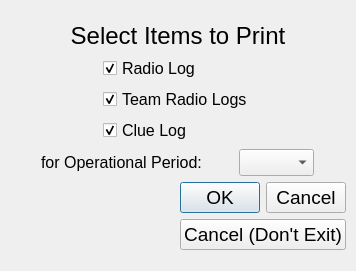
ncssar/radiolog, file designer/printDialog.ui: the form before one commit.
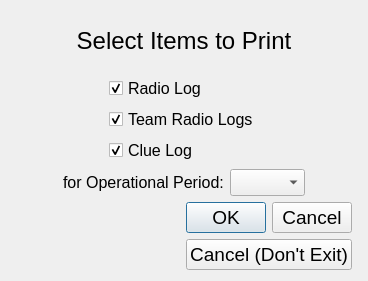
The form after the commit.

Commit message: splash and print dialog cleanup; config error message cleanup and logging; add radio2.ico to resouce catalog

```diff
--- a/designer/printDialog.ui
+++ b/designer/printDialog.ui
@@ -6,39 +6,39 @@
    <rect>
     <x>0</x>
     <y>0</y>
-    <width>356</width>
-    <height>271</height>
+    <width>368</width>
+    <height>281</height>
    </rect>
   </property>
   <property name="windowTitle">
    <string>Print</string>
   </property>
-  <widget class="QWidget" name="layoutWidget">
-   <property name="geometry">
-    <rect>
-     <x>10</x>
-     <y>0</y>
-     <width>336</width>
-     <height>272</height>
-    </rect>
-   </property>
-   <layout class="QGridLayout" name="gridLayout_2">
-    <item row="0" column="0">
-     <spacer name="verticalSpacer">
-      <property name="orientation">
-       <enum>Qt::Vertical</enum>
-      </property>
-      <property name="sizeHint" stdset="0">
-       <size>
-        <width>20</width>
-        <height>40</height>
-       </size>
-      </property>
-     </spacer>
-    </item>
-    <item row="2" column="0">
-     <layout class="QGridLayout" name="gridLayout">
-      <item row="1" column="2">
+  <layout class="QVBoxLayout" name="verticalLayout">
+   <item>
+    <layout class="QHBoxLayout" name="horizontalLayout_5">
+     <item>
+      <widget class="QLabel" name="label">
+       <property name="font">
+        <font>
+         <family>Segoe UI</family>
+         <pointsize>18</pointsize>
+         <weight>50</weight>
+         <bold>false</bold>
+        </font>
+       </property>
+       <property name="text">
+        <string>Select Items to Print</string>
+       </property>
+       <property name="alignment">
+        <set>Qt::AlignCenter</set>
+       </property>
+      </widget>
+     </item>
+    </layout>
+   </item>
+   <item>
+    <layout class="QHBoxLayout" name="horizontalLayout_4">
+     <item>
        <spacer name="horizontalSpacer">
         <property name="orientation">
          <enum>Qt::Horizontal</enum>
@@ -51,7 +51,9 @@
         </property>
        </spacer>
       </item>
-      <item row="0" column="1">
+     <item>
+      <layout class="QVBoxLayout" name="verticalLayout_3">
+       <item>
        <widget class="QCheckBox" name="radioLogField">
         <property name="font">
          <font>
@@ -73,29 +75,7 @@
         </property>
        </widget>
       </item>
-      <item row="2" column="1">
-       <widget class="QCheckBox" name="clueLogField">
-        <property name="font">
-         <font>
-          <family>Segoe UI</family>
-          <pointsize>12</pointsize>
-         </font>
-        </property>
-        <property name="text">
-         <string>Clue Log</string>
-        </property>
-        <property name="iconSize">
-         <size>
-          <width>20</width>
-          <height>20</height>
-         </size>
-        </property>
-        <property name="checked">
-         <bool>true</bool>
-        </property>
-       </widget>
-      </item>
-      <item row="1" column="1">
+       <item>
        <widget class="QCheckBox" name="teamRadioLogsField">
         <property name="font">
          <font>
@@ -117,7 +97,31 @@
         </property>
        </widget>
       </item>
-      <item row="1" column="0">
+       <item>
+        <widget class="QCheckBox" name="clueLogField">
+         <property name="font">
+          <font>
+           <family>Segoe UI</family>
+           <pointsize>12</pointsize>
+          </font>
+         </property>
+         <property name="text">
+          <string>Clue Log</string>
+         </property>
+         <property name="iconSize">
+          <size>
+           <width>20</width>
+           <height>20</height>
+          </size>
+         </property>
+         <property name="checked">
+          <bool>true</bool>
+         </property>
+        </widget>
+       </item>
+      </layout>
+     </item>
+     <item>
        <spacer name="horizontalSpacer_2">
         <property name="orientation">
          <enum>Qt::Horizontal</enum>
@@ -132,51 +136,21 @@
       </item>
      </layout>
     </item>
-    <item row="4" column="0">
-     <layout class="QHBoxLayout" name="horizontalLayout_2">
       <item>
-       <spacer name="horizontalSpacer_3">
-        <property name="orientation">
-         <enum>Qt::Horizontal</enum>
-        </property>
-        <property name="sizeHint" stdset="0">
-         <size>
-          <width>40</width>
-          <height>20</height>
-         </size>
-        </property>
-       </spacer>
-      </item>
-      <item>
-       <widget class="QDialogButtonBox" name="buttonBox">
-        <property name="font">
-         <font>
-          <family>Segoe UI</family>
-          <pointsize>14</pointsize>
-         </font>
-        </property>
-        <property name="standardButtons">
-         <set>QDialogButtonBox::Cancel|QDialogButtonBox::Ok</set>
-        </property>
-       </widget>
-      </item>
-     </layout>
-    </item>
-    <item row="6" column="0">
-     <spacer name="verticalSpacer_2">
-      <property name="orientation">
-       <enum>Qt::Vertical</enum>
-      </property>
-      <property name="sizeHint" stdset="0">
-       <size>
-        <width>20</width>
-        <height>40</height>
-       </size>
-      </property>
-     </spacer>
-    </item>
-    <item row="3" column="0">
      <layout class="QHBoxLayout" name="horizontalLayout">
+     <item>
+      <spacer name="horizontalSpacer_5">
+       <property name="orientation">
+        <enum>Qt::Horizontal</enum>
+       </property>
+       <property name="sizeHint" stdset="0">
+        <size>
+         <width>40</width>
+         <height>20</height>
+        </size>
+       </property>
+      </spacer>
+     </item>
       <item>
        <widget class="QLabel" name="label_2">
         <property name="sizePolicy">
@@ -199,11 +173,17 @@
       <item>
        <widget class="QComboBox" name="opPeriodComboBox">
         <property name="sizePolicy">
-         <sizepolicy hsizetype="Fixed" vsizetype="Fixed">
+        <sizepolicy hsizetype="Minimum" vsizetype="Fixed">
           <horstretch>0</horstretch>
           <verstretch>0</verstretch>
          </sizepolicy>
         </property>
+       <property name="minimumSize">
+        <size>
+         <width>50</width>
+         <height>0</height>
+        </size>
+       </property>
         <property name="maximumSize">
          <size>
           <width>75</width>
@@ -218,28 +198,69 @@
         </property>
        </widget>
       </item>
-     </layout>
-    </item>
-    <item row="1" column="0">
-     <widget class="QLabel" name="label">
+     <item>
+      <spacer name="horizontalSpacer_6">
+       <property name="orientation">
+        <enum>Qt::Horizontal</enum>
+       </property>
+       <property name="sizeHint" stdset="0">
+        <size>
+         <width>40</width>
+         <height>20</height>
+        </size>
+       </property>
+      </spacer>
+     </item>
+    </layout>
+   </item>
+   <item>
+    <layout class="QHBoxLayout" name="hLayout_buttonBox">
+     <item>
+      <spacer name="horizontalSpacer_3">
+       <property name="orientation">
+        <enum>Qt::Horizontal</enum>
+       </property>
+       <property name="sizeHint" stdset="0">
+        <size>
+         <width>40</width>
+         <height>20</height>
+        </size>
+       </property>
+      </spacer>
+     </item>
+     <item>
+      <widget class="QDialogButtonBox" name="buttonBox">
       <property name="font">
        <font>
         <family>Segoe UI</family>
-        <pointsize>18</pointsize>
-        <weight>50</weight>
-        <bold>false</bold>
-       </font>
-      </property>
-      <property name="text">
-       <string>Select Items to Print</string>
-      </property>
-      <property name="alignment">
-       <set>Qt::AlignCenter</set>
+         <pointsize>14</pointsize>
+        </font>
+       </property>
+       <property name="standardButtons">
+        <set>QDialogButtonBox::Cancel|QDialogButtonBox::Ok</set>
       </property>
      </widget>
     </item>
-    <item row="5" column="0">
-     <layout class="QHBoxLayout" name="horizontalLayout_3">
+     <item>
+      <spacer name="horizontalSpacer_7">
+       <property name="orientation">
+        <enum>Qt::Horizontal</enum>
+       </property>
+       <property name="sizeType">
+        <enum>QSizePolicy::Minimum</enum>
+       </property>
+       <property name="sizeHint" stdset="0">
+        <size>
+         <width>5</width>
+         <height>20</height>
+        </size>
+       </property>
+      </spacer>
+     </item>
+    </layout>
+   </item>
+   <item>
+    <layout class="QHBoxLayout" name="hLayout_cancelButton">
       <item>
        <spacer name="horizontalSpacer_4">
         <property name="orientation">
@@ -269,10 +290,25 @@
         </property>
        </widget>
       </item>
+     <item>
+      <spacer name="horizontalSpacer_8">
+       <property name="orientation">
+        <enum>Qt::Horizontal</enum>
+       </property>
+       <property name="sizeType">
+        <enum>QSizePolicy::Minimum</enum>
+       </property>
+       <property name="sizeHint" stdset="0">
+        <size>
+         <width>5</width>
+         <height>20</height>
+        </size>
+       </property>
+      </spacer>
+     </item>
      </layout>
     </item>
    </layout>
-  </widget>
  </widget>
  <resources/>
  <connections>
```
Lines whose indentation alone changed are shown as unchanged. The commit also changes 8 other files.
